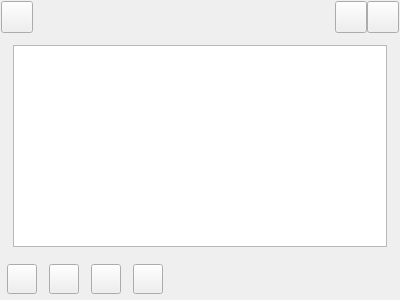
Old version of the form SimpleNote/widget/NoteWidget.ui in the repository apzy/SimpleNote.
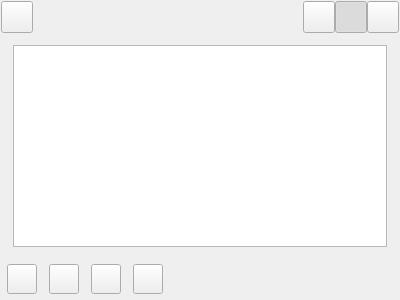
New version of the form. Icons and pictures are not drawn. Custom widgets are drawn as their Qt base class.

What changed in the file:
```diff
--- a/SimpleNote/widget/NoteWidget.ui
+++ b/SimpleNote/widget/NoteWidget.ui
@@ -118,6 +118,31 @@
         </property>
        </widget>
       </item>
+      <item>
+       <widget class="QPushButton" name="btn_top">
+        <property name="minimumSize">
+         <size>
+          <width>32</width>
+          <height>32</height>
+         </size>
+        </property>
+        <property name="maximumSize">
+         <size>
+          <width>32</width>
+          <height>32</height>
+         </size>
+        </property>
+        <property name="text">
+         <string/>
+        </property>
+        <property name="checkable">
+         <bool>true</bool>
+        </property>
+        <property name="checked">
+         <bool>true</bool>
+        </property>
+       </widget>
+      </item>
       <item>
        <widget class="QPushButton" name="btn_close">
         <property name="minimumSize">
```
